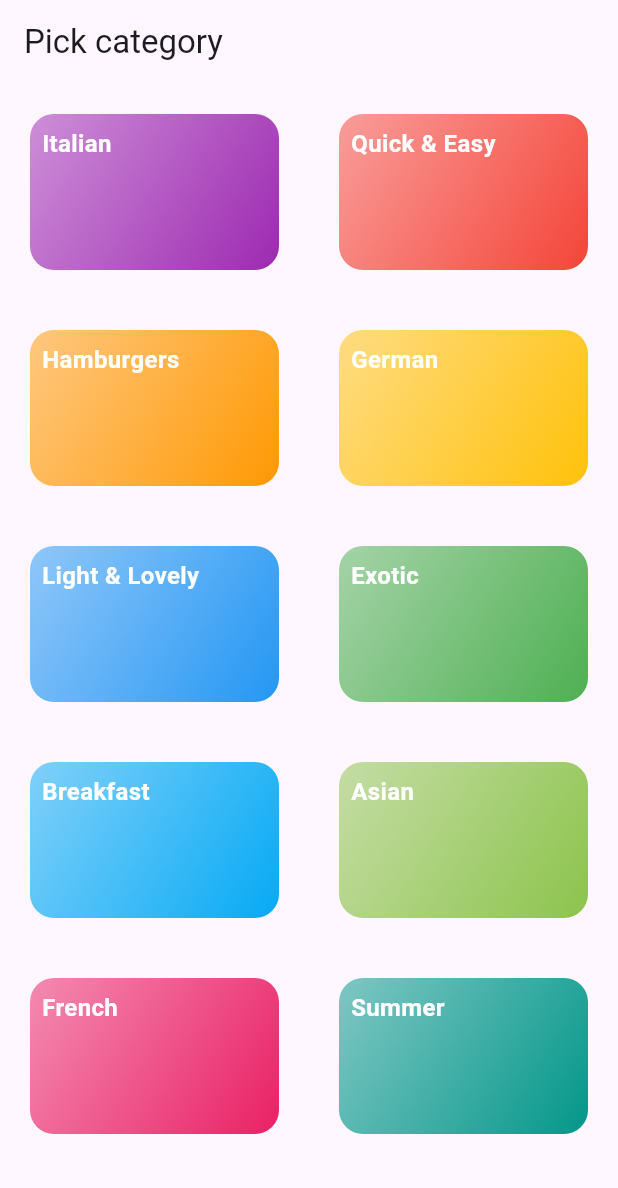
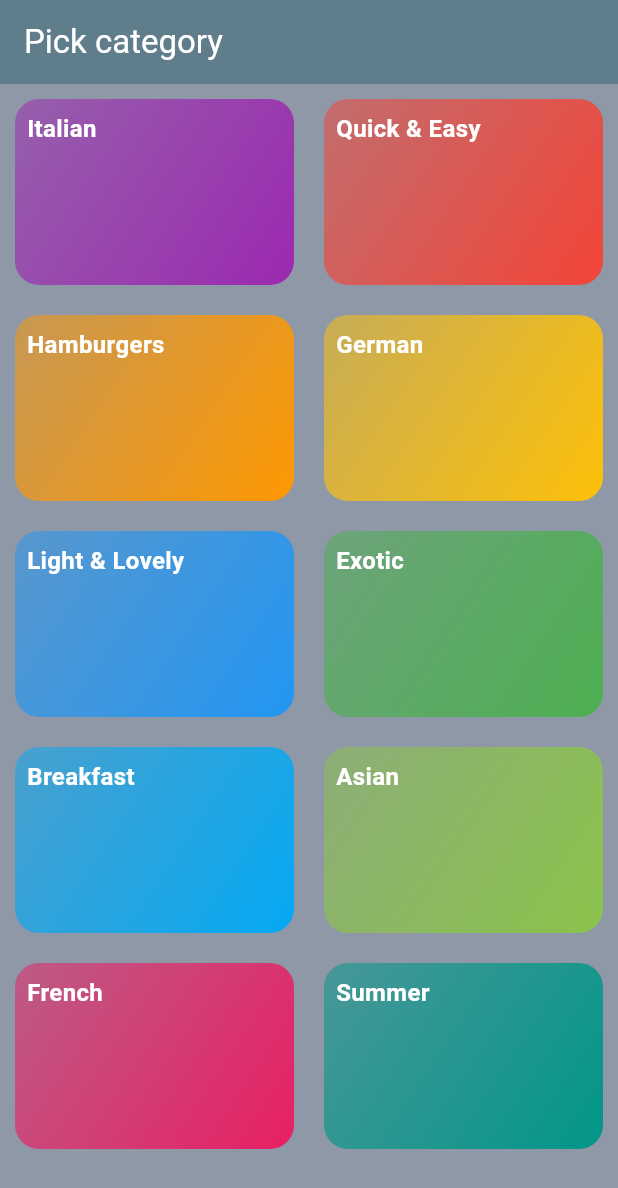
Before and after one commit to Sparsh261/Meal-App, a Flutter app: the screen it shows after launch, on a phone screen of 412 x 824 dp. Shown: the top 1188 px of the screen. Run offline on Flutter 3.47's test engine with Material 3 defaults, Android fonts, the phone set to English and light mode, and no system bars.

Commit message:
Added colors in appBar

```diff
--- a/lib/Screens/CategoryScreen.dart
+++ b/lib/Screens/CategoryScreen.dart
@@ -8,7 +8,13 @@ class  CategoryScreen extends StatelessWidget {
 @override
   Widget build(BuildContext context) {
     return Scaffold(
-      appBar: AppBar(title: Text("Pick category"),),
+      appBar: AppBar(
+        title: Text("Pick category",
+          style: TextStyle(color: Colors.white),
+        ),
+        backgroundColor: Colors.blueGrey,
+      ),
+      backgroundColor: const Color.fromARGB(255, 143, 152, 167),
       body: Padding(
         padding: const EdgeInsets.all(10.0),
         child: GridView(
@@ -20,13 +26,10 @@ class  CategoryScreen extends StatelessWidget {
           ),
           children: [
             for(Category category in availableCategories)
-              Padding(
-                padding: const EdgeInsets.all(10.0),
-                child: CategoryGridItem(category: category),
-              ),
+              CategoryGridItem(category: category),
           ],
         ),
-      )
+      ),
     );
   }
 }
```
Also changed, not shown: lib/main.dart (+6 -1 lines).
